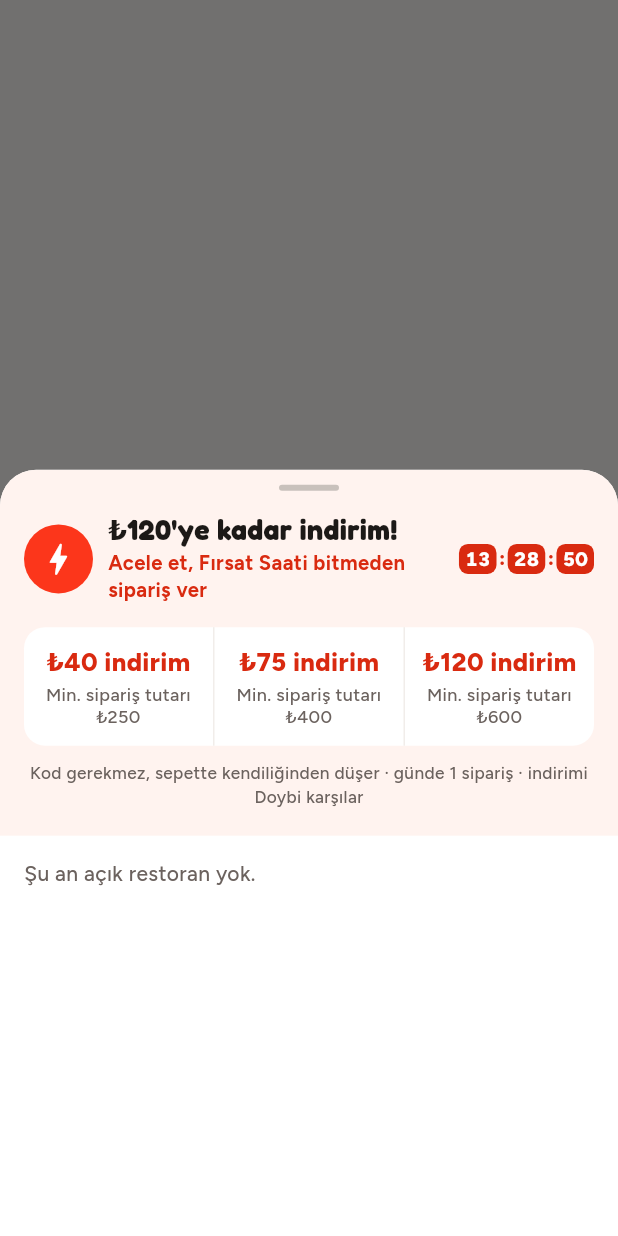
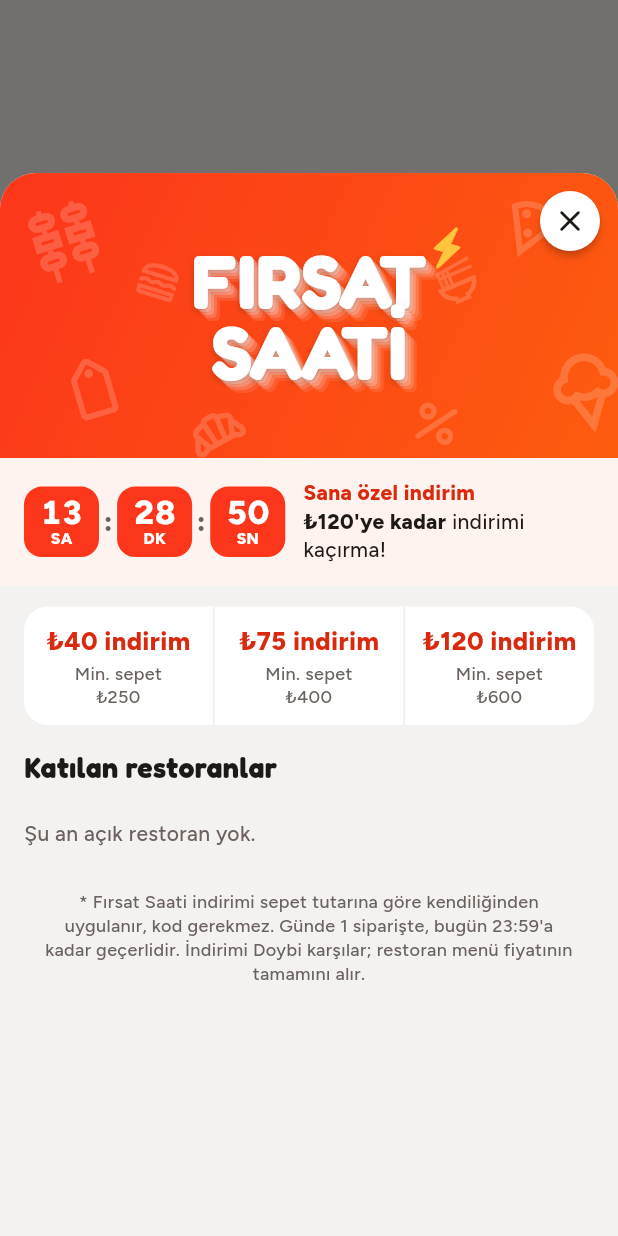
Before and after one commit to cankara46464646-eng/Doybi, a Flutter app: what showFirsatSheet() shows on an empty page, opened directly, on a phone screen of 412 x 824 dp. Run offline on Flutter 3.47's test engine with Material 3 defaults, Android fonts, the phone set to English and light mode, and no system bars; our stand-ins replace audioplayers, flutter_map, geolocator, image_picker, latlong2, qr_flutter and 2 more; missing offline and left inert: mobile_scanner; accounts and stored records are empty.

Commit message:
Fırsat Saati: afişli üst, büyük sayaç, kartlı liste
Co-Authored-By: Claude Opus 5.5 <noreply@anthropic.com>
Claude-Session: https://claude.ai/code/session_01KybL2GwJ9n7Rcow3hZ5yWu

```diff
--- a/lib/screens/firsat.dart
+++ b/lib/screens/firsat.dart
@@ -114,20 +114,108 @@ Future<void> showFirsatSheet(BuildContext context) => showModalBottomSheet(
       context: context,
       isScrollControlled: true,
       useSafeArea: true,
-      backgroundColor: Colors.white,
+      backgroundColor: const Color(0xFFF3F1F0),
       clipBehavior: Clip.antiAlias,
+      shape: const RoundedRectangleBorder(borderRadius: BorderRadius.vertical(top: Radius.circular(24))),
       builder: (ctx) => DraggableScrollableSheet(
         expand: false,
-        initialChildSize: 0.62,
-        minChildSize: 0.35,
-        maxChildSize: 0.94,
+        initialChildSize: 0.86,
+        minChildSize: 0.4,
+        maxChildSize: 0.96,
         builder: (ctx, controller) => _FirsatSheet(controller),
       ),
     );
 
-/// Saat : dakika : saniye kutuları.
-class _CountBoxes extends StatelessWidget {
-  const _CountBoxes();
+/// Üstteki afiş: Doybi kırmızısı, silik yemek desenleri ve katmanlı başlık.
+class _Hero extends StatelessWidget {
+  const _Hero();
+
+  @override
+  Widget build(BuildContext context) {
+    const icons = [
+      (Icons.kebab_dining_outlined, 0.04, 0.10, 54.0, -0.3),
+      (Icons.local_pizza_outlined, 0.80, 0.08, 46.0, 0.4),
+      (Icons.icecream_outlined, 0.88, 0.62, 58.0, -0.2),
+      (Icons.local_offer_outlined, 0.10, 0.66, 44.0, 0.5),
+      (Icons.bakery_dining_outlined, 0.30, 0.80, 40.0, -0.5),
+      (Icons.percent_rounded, 0.66, 0.78, 38.0, 0.2),
+      (Icons.lunch_dining_outlined, 0.22, 0.30, 30.0, 0.3),
+      (Icons.ramen_dining_outlined, 0.70, 0.30, 32.0, -0.4),
+    ];
+    return SizedBox(
+      height: 190,
+      child: LayoutBuilder(builder: (context, c) {
+        final w = c.maxWidth;
+        return Stack(children: [
+          Positioned.fill(
+            child: DecoratedBox(
+              decoration: BoxDecoration(
+                gradient: LinearGradient(
+                  colors: [C.logoRed, Color.lerp(C.logoRed, const Color(0xFFFF8A00), 0.45)!],
+                  begin: Alignment.topLeft,
+                  end: Alignment.bottomRight,
+                ),
+              ),
+            ),
+          ),
+          for (final (icon, x, y, size, turn) in icons)
+            Positioned(
+              left: x * w,
+              top: y * 190,
+              child: Transform.rotate(angle: turn, child: Icon(icon, size: size, color: Colors.white.withValues(alpha: 0.18))),
+            ),
+          Center(
+            child: Column(mainAxisSize: MainAxisSize.min, children: [
+              _LayeredTitle('FIRSAT'),
+              _LayeredTitle('SAATİ'),
+            ]),
+          ),
+          Positioned(
+            left: w / 2 + 72,
+            top: 30,
+            child: Transform.rotate(angle: 0.3, child: const Icon(Icons.bolt_rounded, size: 40, color: C.saffron)),
+          ),
+          Positioned(
+            right: 12,
+            top: 12,
+            child: Material(
+              color: Colors.white,
+              shape: const CircleBorder(),
+              elevation: 2,
+              child: InkWell(
+                customBorder: const CircleBorder(),
+                onTap: () => Navigator.pop(context),
+                child: const SizedBox(width: 40, height: 40, child: Icon(Icons.close_rounded, color: C.ink)),
+              ),
+            ),
+          ),
+        ]);
+      }),
+    );
+  }
+}
+
+class _LayeredTitle extends StatelessWidget {
+  final String text;
+  const _LayeredTitle(this.text);
+
+  @override
+  Widget build(BuildContext context) {
+    final st = display(50, color: Colors.white, weight: FontWeight.w700, height: 0.95);
+    return Stack(children: [
+      for (var i = 4; i >= 1; i--)
+        Transform.translate(
+          offset: Offset(i * 2.0, i * 2.0),
+          child: Text(text, style: st.copyWith(color: Colors.white.withValues(alpha: 0.10 + 0.06 * (4 - i)))),
+        ),
+      Text(text, style: st.copyWith(shadows: const [Shadow(color: Color(0x33000000), blurRadius: 6, offset: Offset(0, 2))])),
+    ]);
+  }
+}
+
+/// Büyük geri sayım kutuları (SA : DK : SN).
+class _BigCount extends StatelessWidget {
+  const _BigCount();
 
   @override
   Widget build(BuildContext context) {
@@ -135,17 +223,27 @@ class _CountBoxes extends StatelessWidget {
       final s = AppScope.read(context);
       var left = s.firsatEnd.difference(s.now);
       if (left.isNegative) left = Duration.zero;
-      Widget box(int v) => Container(
-            padding: const EdgeInsets.symmetric(horizontal: 4, vertical: 3),
-            decoration: BoxDecoration(color: C.red, borderRadius: BorderRadius.circular(6)),
-            child: Text(v.toString().padLeft(2, '0'),
-                style: body(13, color: Colors.white, weight: FontWeight.w800, height: 1.1).copyWith(fontFeatures: const [FontFeature.tabularFigures()])),
+      Widget box(int v, String unit) => Container(
+            width: 50,
+            padding: const EdgeInsets.symmetric(vertical: 6),
+            decoration: BoxDecoration(color: C.logoRed, borderRadius: BorderRadius.circular(12)),
+            child: Column(mainAxisSize: MainAxisSize.min, children: [
+              Text(v.toString().padLeft(2, '0'),
+                  style: body(22, color: Colors.white, weight: FontWeight.w800, height: 1.05).copyWith(fontFeatures: const [FontFeature.tabularFigures()])),
+              Text(unit, style: body(10.5, color: Colors.white, weight: FontWeight.w800, height: 1.1)),
+            ]),
           );
-      Widget dot() => Padding(padding: const EdgeInsets.symmetric(horizontal: 1.5), child: Text(':', style: body(13, color: C.red, weight: FontWeight.w800)));
+      Widget dot() => Padding(padding: const EdgeInsets.symmetric(horizontal: 3), child: Text(':', style: body(18, color: C.muted, weight: FontWeight.w800)));
       return Semantics(
         label: '${left.inHours} saat ${left.inMinutes % 60} dakika kaldı',
         child: ExcludeSemantics(
-          child: Row(mainAxisSize: MainAxisSize.min, children: [box(left.inHours), dot(), box(left.inMinutes % 60), dot(), box(left.inSeconds % 60)]),
+          child: Row(mainAxisSize: MainAxisSize.min, children: [
+            box(left.inHours, 'SA'),
+            dot(),
+            box(left.inMinutes % 60, 'DK'),
+            dot(),
+            box(left.inSeconds % 60, 'SN'),
+          ]),
         ),
       );
     });
@@ -164,42 +262,47 @@ class _FirsatSheet extends StatelessWidget {
     final has = s.firsatOn && tiers.isNotEmpty;
     final used = has && s.firsatUsedToday;
     final over = has && !s.now.isBefore(s.firsatEnd);
-    final sub = !has
-        ? 'Şu an aktif fırsat yok'
-        : used
-            ? 'Bugünkü indirimini kullandın, yarın yine burada'
-            : over
-                ? 'Bugünkü süre bitti, yarın yine burada'
-                : 'Acele et, Fırsat Saati bitmeden sipariş ver';
     return ListView(
       controller: controller,
       padding: EdgeInsets.zero,
       children: [
-        // üst: açık pembe alan
+        const _Hero(),
+        // geri sayım şeridi
         Container(
           color: _soft,
-          padding: const EdgeInsets.fromLTRB(16, 10, 16, 18),
-          child: Column(crossAxisAlignment: CrossAxisAlignment.stretch, children: [
-            Center(
-              child: Container(width: 40, height: 4, decoration: BoxDecoration(color: C.ring, borderRadius: BorderRadius.circular(99))),
-            ),
-            const SizedBox(height: 16),
-            Row(children: [
-              const _Bolt(size: 46),
-              const SizedBox(width: 10),
+          padding: const EdgeInsets.fromLTRB(16, 14, 16, 14),
+          child: s.firsatLive
+              ? Row(children: [
+                  const _BigCount(),
+                  const SizedBox(width: 12),
                   Expanded(
                     child: Column(crossAxisAlignment: CrossAxisAlignment.start, children: [
-                  Text(has ? firsatTitle(s) : 'Fırsat Saati', style: display(19)),
-                  const SizedBox(height: 2),
-                  Text(sub, style: body(13.5, color: C.red, weight: FontWeight.w700)),
+                      Text('Sana özel indirim', style: body(14, color: C.red, weight: FontWeight.w800)),
+                      Text.rich(
+                        TextSpan(children: [
+                          TextSpan(text: '${tl(s.firsatMax)}${dativeNum(s.firsatMax)} kadar', style: body(14, weight: FontWeight.w800)),
+                          TextSpan(text: ' indirimi kaçırma!', style: body(14)),
                         ]),
                       ),
-              if (s.firsatLive) ...[const SizedBox(width: 8), const _CountBoxes()],
                     ]),
-            if (has) ...[
-              const SizedBox(height: 16),
-              Container(
-                decoration: BoxDecoration(color: Colors.white, borderRadius: BorderRadius.circular(14)),
+                  ),
+                ])
+              : Text(
+                  !has
+                      ? 'Şu an aktif fırsat yok. Yeni fırsat açılınca burada görürsün.'
+                      : used
+                          ? 'Bugünkü Fırsat Saati indirimini kullandın. Yarın yine burada!'
+                          : over
+                              ? 'Bugünkü Fırsat Saati bitti. Yarın yine burada!'
+                              : '',
+                  style: body(14, weight: FontWeight.w700),
+                ),
+        ),
+        if (has)
+          Padding(
+            padding: const EdgeInsets.fromLTRB(16, 14, 16, 0),
+            child: Container(
+              decoration: BoxDecoration(color: Colors.white, borderRadius: BorderRadius.circular(16)),
               child: IntrinsicHeight(
                 child: Row(children: [
                   for (var i = 0; i < tiers.length; i++) ...[
@@ -210,7 +313,7 @@ class _FirsatSheet extends StatelessWidget {
                         child: Column(mainAxisAlignment: MainAxisAlignment.center, children: [
                           FittedBox(child: Text('${tl(tiers[i][1])} indirim', style: body(17, color: C.red, weight: FontWeight.w800))),
                           const SizedBox(height: 2),
-                            Text('Min. sipariş tutarı\n${tl(tiers[i][0])}', textAlign: TextAlign.center, style: body(12, color: C.muted, height: 1.25)),
+                          Text('Min. sepet\n${tl(tiers[i][0])}', textAlign: TextAlign.center, style: body(12, color: C.muted, height: 1.25)),
                         ]),
                       ),
                     ),
@@ -218,73 +321,78 @@ class _FirsatSheet extends StatelessWidget {
                 ]),
               ),
             ),
-              const SizedBox(height: 10),
-              Text(
-                'Kod gerekmez, sepette kendiliğinden düşer · günde 1 sipariş · indirimi Doybi karşılar',
+          ),
+        Padding(
+          padding: const EdgeInsets.fromLTRB(16, 18, 16, 8),
+          child: Text('Katılan restoranlar', style: display(19)),
+        ),
+        for (final Restaurant r in open)
+          Padding(padding: const EdgeInsets.fromLTRB(16, 0, 16, 12), child: _FirsatRestCard(r)),
+        if (open.isEmpty)
+          Padding(padding: const EdgeInsets.all(16), child: Text('Şu an açık restoran yok.', style: body(14, color: C.muted))),
+        Padding(
+          padding: const EdgeInsets.fromLTRB(28, 12, 28, 28),
+          child: Text(
+            '* Fırsat Saati indirimi sepet tutarına göre kendiliğinden uygulanır, kod gerekmez. Günde 1 siparişte, bugün ${hhmm(s.firsatEndMin)}${dativeTime(s.firsatEndMin)} kadar geçerlidir. İndirimi Doybi karşılar; restoran menü fiyatının tamamını alır.',
             textAlign: TextAlign.center,
-                style: body(11.5, color: C.muted),
+            style: body(12, color: C.muted),
           ),
-            ],
-          ]),
-        ),
-        // alt: restoranlar
-        Padding(
-          padding: const EdgeInsets.fromLTRB(16, 16, 16, 24),
-          child: Column(crossAxisAlignment: CrossAxisAlignment.stretch, children: [
-            if (open.isEmpty) Text('Şu an açık restoran yok.', style: body(14, color: C.muted)),
-            for (final Restaurant r in open) Padding(padding: const EdgeInsets.only(bottom: 20), child: BigRestaurantCard(r)),
-          ]),
         ),
       ],
     );
   }
 }
 
-/// Büyük fotoğraflı restoran kartı.
-class BigRestaurantCard extends StatelessWidget {
+/// Fırsat penceresindeki restoran kartı: solda fotoğraf, sağda bilgi ve indirim etiketi.
+class _FirsatRestCard extends StatelessWidget {
   final Restaurant r;
-  const BigRestaurantCard(this.r, {super.key});
+  const _FirsatRestCard(this.r);
 
   @override
   Widget build(BuildContext context) {
     final s = AppScope.of(context);
     final z = s.zoneFor(r)!;
-    final open = s.isOpen(r);
-    final cuisine = r.cuisine.split(' · ').first;
-    return InkWell(
+    return Material(
+      color: Colors.white,
+      elevation: 1.5,
+      shadowColor: Colors.black12,
       borderRadius: BorderRadius.circular(16),
+      clipBehavior: Clip.antiAlias,
+      child: InkWell(
         onTap: () => Navigator.push(context, MaterialPageRoute(builder: (_) => RestaurantScreen(r))),
-      child: Column(crossAxisAlignment: CrossAxisAlignment.start, children: [
-        Dim(
-          dim: !open,
-          radius: 16,
         child: SizedBox(
-            height: 170,
-            width: double.infinity,
+          height: 108,
+          child: Row(crossAxisAlignment: CrossAxisAlignment.stretch, children: [
+            SizedBox(
+              width: 104,
               child: s.photo(r.cover) != null
-                ? PhotoBox(r.cover, height: 170, width: double.infinity, radius: 16)
-                : Container(
-                    alignment: Alignment.center,
-                    decoration: BoxDecoration(color: r.bg, borderRadius: BorderRadius.circular(16)),
-                    child: Text(r.initials, style: display(44, color: r.fg)),
+                  ? PhotoBox(r.cover, width: 104, height: 108, radius: 0)
+                  : Container(color: r.bg, alignment: Alignment.center, child: Text(r.initials, style: display(30, color: r.fg))),
+            ),
+            Expanded(
+              child: Padding(
+                padding: const EdgeInsets.fromLTRB(12, 10, 12, 10),
+                child: Column(crossAxisAlignment: CrossAxisAlignment.start, mainAxisAlignment: MainAxisAlignment.center, children: [
+                  Text(r.name, maxLines: 1, overflow: TextOverflow.ellipsis, style: body(16, weight: FontWeight.w800)),
+                  Text(r.cuisine, maxLines: 1, overflow: TextOverflow.ellipsis, style: body(13, color: C.muted)),
+                  Text('${z.eta} dk · ${z.fee == 0 ? 'Ücretsiz teslimat' : '${tl(z.fee)} teslimat'}', maxLines: 1, overflow: TextOverflow.ellipsis, style: body(13, color: C.muted)),
+                  const SizedBox(height: 6),
+                  Container(
+                    padding: const EdgeInsets.symmetric(horizontal: 8, vertical: 3),
+                    decoration: BoxDecoration(color: C.logoRed, borderRadius: BorderRadius.circular(6)),
+                    child: Row(mainAxisSize: MainAxisSize.min, children: [
+                      const Icon(Icons.south_rounded, size: 13, color: Colors.white),
+                      const SizedBox(width: 3),
+                      Text('${tl(s.firsatMax)}${dativeNum(s.firsatMax).toUpperCase().replaceAll('I', 'İ')} KADAR İNDİRİM',
+                          style: body(11, color: Colors.white, weight: FontWeight.w800, height: 1.2)),
+                    ]),
+                  ),
+                ]),
               ),
             ),
+          ]),
         ),
-        const SizedBox(height: 8),
-        Row(children: [
-          Expanded(child: Text(r.name, maxLines: 1, overflow: TextOverflow.ellipsis, style: body(17, weight: FontWeight.w800))),
-          const Icon(Icons.star_rounded, color: C.red, size: 18),
-          Text(' ${r.rating.toStringAsFixed(1).replaceAll('.', ',')}', style: body(14.5, weight: FontWeight.w800)),
-          Text(' (${r.ratingCount > 999 ? '1000+' : '${r.ratingCount}+'})', style: body(14, color: C.muted)),
-        ]),
-        Text(open ? '${z.eta} dk. · $cuisine' : s.closedText(r), style: body(14, color: open ? C.muted : C.redDeep)),
-        Row(children: [
-          const Icon(Icons.delivery_dining_outlined, size: 17, color: C.muted),
-          const SizedBox(width: 4),
-          Text(z.fee == 0 ? 'Ücretsiz teslimat' : '${tl(z.fee)} teslimat', style: body(14, color: z.fee == 0 ? C.greenInk : C.muted, weight: FontWeight.w700)),
-          Text(' · Min. sepet ${tl(z.min)}', style: body(14, color: C.muted)),
-        ]),
-      ]),
+      ),
     );
   }
 }
```
Lines whose indentation alone changed are shown as unchanged.
